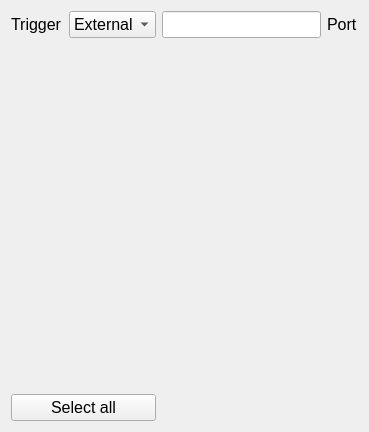
The window that pharos/view/GUI/QtCreator/monitor_config.ui (uetke/UUPharosController) describes before a commit, drawn with Qt 5.
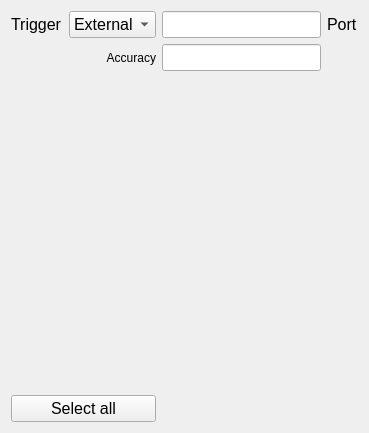
The same window after the commit.

Commit message: Buttons of laser now work

Diff of the .ui file:
```diff
--- a/pharos/view/GUI/QtCreator/monitor_config.ui
+++ b/pharos/view/GUI/QtCreator/monitor_config.ui
@@ -7,7 +7,7 @@
     <x>0</x>
     <y>0</y>
     <width>369</width>
-    <height>432</height>
+    <height>433</height>
    </rect>
   </property>
   <property name="windowTitle">
@@ -72,22 +72,36 @@
      </property>
     </widget>
    </item>
-   <item row="1" column="0" colspan="4">
-    <widget class="QWidget" name="devices_widget" native="true">
-     <widget class="QWidget" name="formLayoutWidget">
-      <property name="geometry">
-       <rect>
-        <x>0</x>
-        <y>10</y>
-        <width>351</width>
-        <height>331</height>
-       </rect>
-      </property>
-      <layout class="QFormLayout" name="layout_widgets"/>
-     </widget>
+   <item row="1" column="0" colspan="2">
+    <widget class="QLabel" name="label_2">
+     <property name="text">
+      <string>Accuracy</string>
+     </property>
+     <property name="alignment">
+      <set>Qt::AlignRight|Qt::AlignTrailing|Qt::AlignVCenter</set>
+     </property>
+     <property name="buddy">
+      <cstring>accuracy</cstring>
+     </property>
     </widget>
    </item>
-   <item row="2" column="0" colspan="2">
+   <item row="1" column="2">
+    <widget class="QLineEdit" name="accuracy">
+     <property name="font">
+      <font>
+       <pointsize>12</pointsize>
+      </font>
+     </property>
+    </widget>
+   </item>
+   <item row="2" column="0" colspan="4">
+    <layout class="QFormLayout" name="layout_widgets">
+     <item row="0" column="0">
+      <widget class="QWidget" name="devices_widget" native="true"/>
+     </item>
+    </layout>
+   </item>
+   <item row="3" column="0" colspan="2">
     <widget class="QPushButton" name="select_all">
      <property name="font">
       <font>
```
The commit also changes 7 other files.
